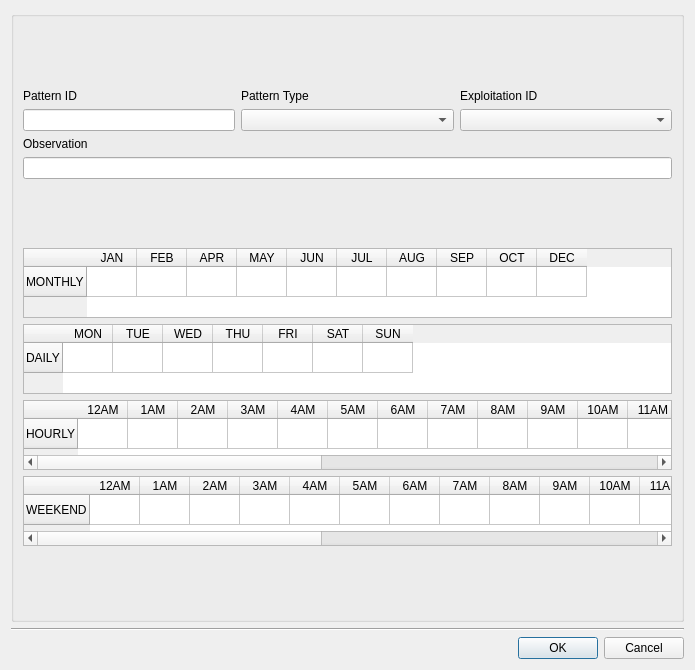
Old version of the form core/ui/toolbars/epa/nonvisual_pattern_ud.ui in the repository Giswater/giswater_qgis_plugin.
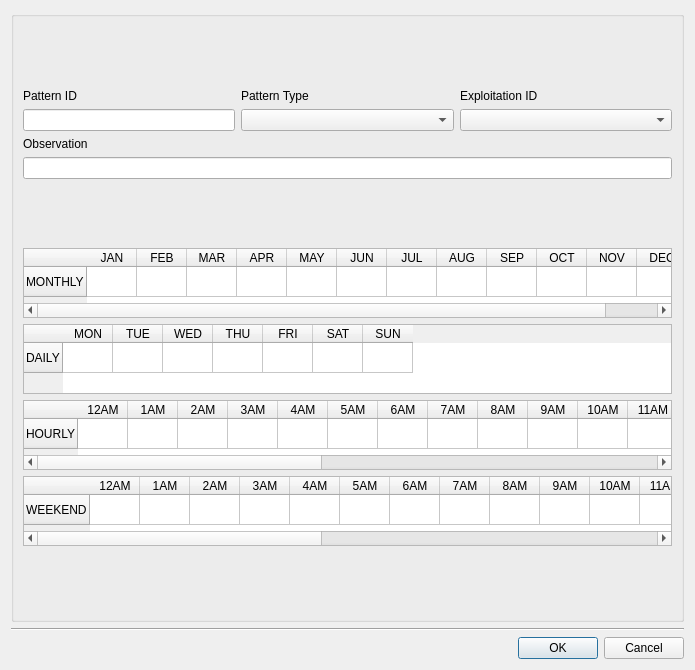
New version of the form.

Commit message: Add missing columns in ud patterns

Diff of the .ui file:
```diff
--- a/core/ui/toolbars/epa/nonvisual_pattern_ud.ui
+++ b/core/ui/toolbars/epa/nonvisual_pattern_ud.ui
@@ -468,6 +468,11 @@
             <string>FEB</string>
            </property>
           </column>
+          <column>
+           <property name="text">
+            <string>MAR</string>
+           </property>
+          </column>
           <column>
            <property name="text">
             <string>APR</string>
@@ -503,6 +508,11 @@
             <string>OCT</string>
            </property>
           </column>
+          <column>
+           <property name="text">
+            <string>NOV</string>
+           </property>
+          </column>
           <column>
            <property name="text">
             <string>DEC</string>
```
